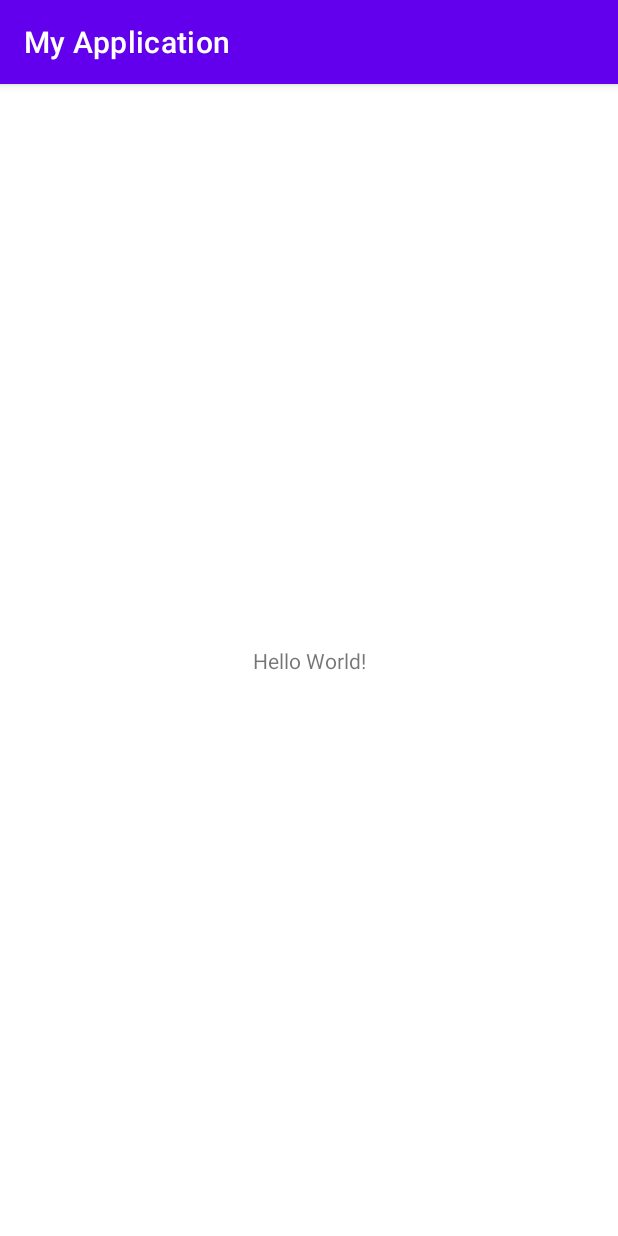
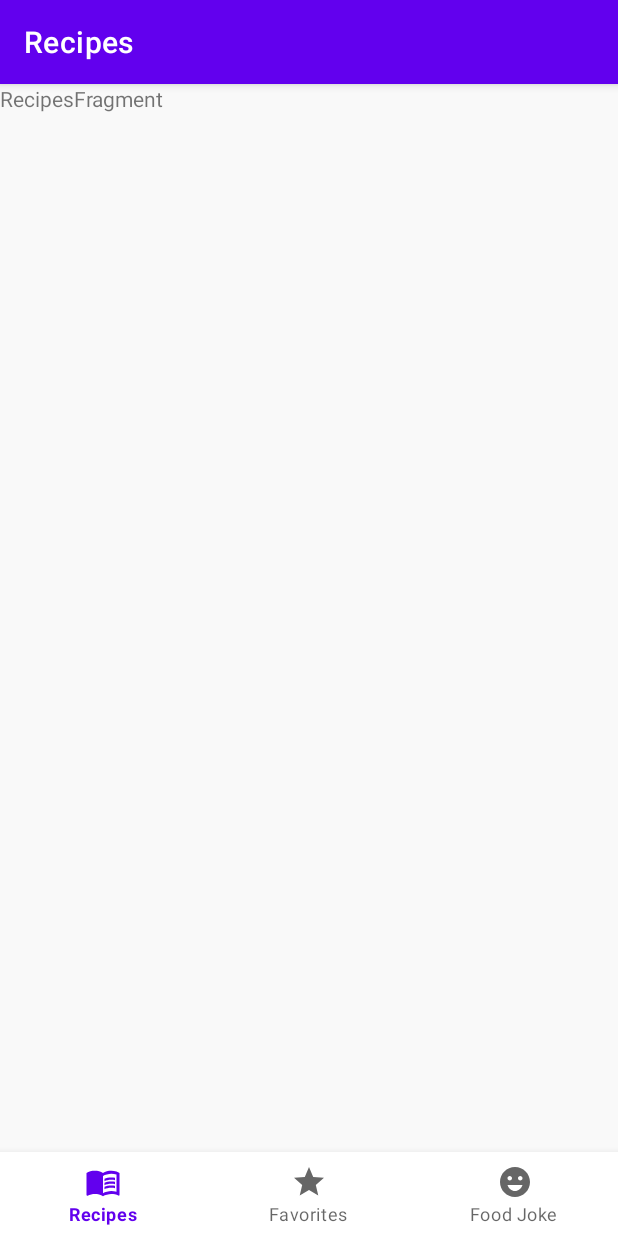
Before and after one commit to quydominh2410/RecipesApp, an Android app: the screen it shows after launch (MainActivity), on a phone screen of 412 x 824 dp. Run offline under Robolectric (Android 15) with nearby library versions, the phone set to English and light mode, and no system bars; our stand-ins replace navigation-ui.

Commit message:
setup navigation

```diff
--- a/app/src/main/AndroidManifest.xml
+++ b/app/src/main/AndroidManifest.xml
@@ -1,6 +1,9 @@
 <?xml version="1.0" encoding="utf-8"?>
 <manifest xmlns:android="http://schemas.android.com/apk/res/android"
     xmlns:tools="http://schemas.android.com/tools">
+
+    <uses-permission android:name="android.permission.INTERNET" />
+    <uses-permission android:name="android.permission.ACCESS_NETWORK_STATE"/>
 
     <application
         android:allowBackup="true"
--- a/app/src/main/java/com/qq/recipes/MainActivity.kt
+++ b/app/src/main/java/com/qq/recipes/MainActivity.kt
@@ -2,10 +2,30 @@ package com.qq.recipes
 
 import androidx.appcompat.app.AppCompatActivity
 import android.os.Bundle
+import androidx.navigation.NavController
+import androidx.navigation.findNavController
+import androidx.navigation.ui.AppBarConfiguration
+import androidx.navigation.ui.setupActionBarWithNavController
+import androidx.navigation.ui.setupWithNavController
+import kotlinx.android.synthetic.main.activity_main.*
 
 class MainActivity : AppCompatActivity() {
+
+    private lateinit var navController: NavController
+
     override fun onCreate(savedInstanceState: Bundle?) {
         super.onCreate(savedInstanceState)
         setContentView(R.layout.activity_main)
+
+        navController = findNavController(R.id.nav_host_fragment)
+        val appBarConfig = AppBarConfiguration(
+            setOf(R.id.recipesFragment, R.id.favoriteRecipesFragment, R.id.foodJokeFragment)
+        )
+        bottomNavigationView.setupWithNavController(navController)
+        setupActionBarWithNavController(navController, appBarConfig)
+    }
+
+    override fun onSupportNavigateUp(): Boolean {
+        return navController.navigateUp() || super.onSupportNavigateUp()
     }
 }
--- /dev/null
+++ b/app/src/main/java/com/qq/recipes/RecipesFragment.kt
@@ -0,0 +1,20 @@
+package com.qq.recipes
+
+import android.os.Bundle
+import androidx.fragment.app.Fragment
+import android.view.LayoutInflater
+import android.view.View
+import android.view.ViewGroup
+
+
+class RecipesFragment : Fragment() {
+
+    override fun onCreateView(
+        inflater: LayoutInflater, container: ViewGroup?,
+        savedInstanceState: Bundle?
+    ): View? {
+        // Inflate the layout for this fragment
+        return inflater.inflate(R.layout.fragment_recipes, container, false)
+    }
+
+}
--- /dev/null
+++ b/app/src/main/res/drawable/ic_emoji_emotions.xml
@@ -0,0 +1,5 @@
+<vector android:height="24dp" android:tint="#000000"
+    android:viewportHeight="24" android:viewportWidth="24"
+    android:width="24dp" xmlns:android="http://schemas.android.com/apk/res/android">
+    <path android:fillColor="@android:color/white" android:pathData="M11.99,2C6.47,2 2,6.48 2,12c0,5.52 4.47,10 9.99,10C17.52,22 22,17.52 22,12C22,6.48 17.52,2 11.99,2zM8.5,8C9.33,8 10,8.67 10,9.5S9.33,11 8.5,11S7,10.33 7,9.5S7.67,8 8.5,8zM12,18c-2.28,0 -4.22,-1.66 -5,-4h10C16.22,16.34 14.28,18 12,18zM15.5,11c-0.83,0 -1.5,-0.67 -1.5,-1.5S14.67,8 15.5,8S17,8.67 17,9.5S16.33,11 15.5,11z"/>
+</vector>
--- /dev/null
+++ b/app/src/main/res/drawable/ic_menu_book.xml
@@ -0,0 +1,8 @@
+<vector android:autoMirrored="true" android:height="24dp"
+    android:tint="#000000" android:viewportHeight="24"
+    android:viewportWidth="24" android:width="24dp" xmlns:android="http://schemas.android.com/apk/res/android">
+    <path android:fillColor="@android:color/white" android:pathData="M21,5c-1.11,-0.35 -2.33,-0.5 -3.5,-0.5c-1.95,0 -4.05,0.4 -5.5,1.5c-1.45,-1.1 -3.55,-1.5 -5.5,-1.5S2.45,4.9 1,6v14.65c0,0.25 0.25,0.5 0.5,0.5c0.1,0 0.15,-0.05 0.25,-0.05C3.1,20.45 5.05,20 6.5,20c1.95,0 4.05,0.4 5.5,1.5c1.35,-0.85 3.8,-1.5 5.5,-1.5c1.65,0 3.35,0.3 4.75,1.05c0.1,0.05 0.15,0.05 0.25,0.05c0.25,0 0.5,-0.25 0.5,-0.5V6C22.4,5.55 21.75,5.25 21,5zM21,18.5c-1.1,-0.35 -2.3,-0.5 -3.5,-0.5c-1.7,0 -4.15,0.65 -5.5,1.5V8c1.35,-0.85 3.8,-1.5 5.5,-1.5c1.2,0 2.4,0.15 3.5,0.5V18.5z"/>
+    <path android:fillColor="@android:color/white" android:pathData="M17.5,10.5c0.88,0 1.73,0.09 2.5,0.26V9.24C19.21,9.09 18.36,9 17.5,9c-1.7,0 -3.24,0.29 -4.5,0.83v1.66C14.13,10.85 15.7,10.5 17.5,10.5z"/>
+    <path android:fillColor="@android:color/white" android:pathData="M13,12.49v1.66c1.13,-0.64 2.7,-0.99 4.5,-0.99c0.88,0 1.73,0.09 2.5,0.26V11.9c-0.79,-0.15 -1.64,-0.24 -2.5,-0.24C15.8,11.66 14.26,11.96 13,12.49z"/>
+    <path android:fillColor="@android:color/white" android:pathData="M17.5,14.33c-1.7,0 -3.24,0.29 -4.5,0.83v1.66c1.13,-0.64 2.7,-0.99 4.5,-0.99c0.88,0 1.73,0.09 2.5,0.26v-1.52C19.21,14.41 18.36,14.33 17.5,14.33z"/>
+</vector>
--- /dev/null
+++ b/app/src/main/res/drawable/ic_star.xml
@@ -0,0 +1,5 @@
+<vector android:height="24dp" android:tint="#000000"
+    android:viewportHeight="24" android:viewportWidth="24"
+    android:width="24dp" xmlns:android="http://schemas.android.com/apk/res/android">
+    <path android:fillColor="@android:color/white" android:pathData="M12,17.27L18.18,21l-1.64,-7.03L22,9.24l-7.19,-0.61L12,2 9.19,8.63 2,9.24l5.46,4.73L5.82,21z"/>
+</vector>
--- a/app/src/main/res/layout/activity_main.xml
+++ b/app/src/main/res/layout/activity_main.xml
@@ -4,15 +4,31 @@
     xmlns:tools="http://schemas.android.com/tools"
     android:layout_width="match_parent"
     android:layout_height="match_parent"
+    android:background="@color/lightGray"
     tools:context=".MainActivity">
 
-    <TextView
-        android:layout_width="wrap_content"
+
+    <fragment
+        android:id="@+id/nav_host_fragment"
+        android:name="androidx.navigation.fragment.NavHostFragment"
+        android:layout_width="0dp"
+        android:layout_height="0dp"
+        app:defaultNavHost="true"
+        app:layout_constraintBottom_toTopOf="@+id/bottomNavigationView"
+        app:layout_constraintEnd_toEndOf="parent"
+        app:layout_constraintStart_toStartOf="parent"
+        app:layout_constraintTop_toTopOf="parent"
+        app:navGraph="@navigation/my_nav" />
+
+    <com.google.android.material.bottomnavigation.BottomNavigationView
+        android:id="@+id/bottomNavigationView"
+        android:layout_width="0dp"
         android:layout_height="wrap_content"
-        android:text="Hello World!"
         app:layout_constraintBottom_toBottomOf="parent"
         app:layout_constraintEnd_toEndOf="parent"
+        app:layout_constraintHorizontal_bias="0.5"
         app:layout_constraintStart_toStartOf="parent"
-        app:layout_constraintTop_toTopOf="parent" />
+        app:menu="@menu/bottom_nav_menu" />
+
 
 </androidx.constraintlayout.widget.ConstraintLayout>
--- /dev/null
+++ b/app/src/main/res/layout/fragment_recipes.xml
@@ -0,0 +1,14 @@
+<?xml version="1.0" encoding="utf-8"?>
+<FrameLayout xmlns:android="http://schemas.android.com/apk/res/android"
+    xmlns:tools="http://schemas.android.com/tools"
+    android:layout_width="match_parent"
+    android:layout_height="match_parent"
+    android:background="@color/lightGray"
+    tools:context=".RecipesFragment">
+
+    <TextView
+        android:layout_width="match_parent"
+        android:layout_height="match_parent"
+        android:text="RecipesFragment" />
+
+</FrameLayout>
--- /dev/null
+++ b/app/src/main/res/menu/bottom_nav_menu.xml
@@ -0,0 +1,15 @@
+<?xml version="1.0" encoding="utf-8"?>
+<menu xmlns:android="http://schemas.android.com/apk/res/android">
+    <item
+        android:id="@+id/recipesFragment"
+        android:icon="@drawable/ic_menu_book"
+        android:title="@string/recipes_fragment" />
+    <item
+        android:id="@+id/favoriteRecipesFragment"
+        android:icon="@drawable/ic_star"
+        android:title="@string/favorite_fragment" />
+    <item
+        android:id="@+id/foodJokeFragment"
+        android:icon="@drawable/ic_emoji_emotions"
+        android:title="@string/food_joke_fragment" />
+</menu>
--- /dev/null
+++ b/app/src/main/res/navigation/my_nav.xml
@@ -0,0 +1,23 @@
+<?xml version="1.0" encoding="utf-8"?>
+<navigation xmlns:android="http://schemas.android.com/apk/res/android"
+    xmlns:app="http://schemas.android.com/apk/res-auto"
+    xmlns:tools="http://schemas.android.com/tools"
+    android:id="@+id/my_nav"
+    app:startDestination="@id/recipesFragment">
+    <fragment
+        android:id="@+id/recipesFragment"
+        android:name="com.qq.recipes.RecipesFragment"
+        android:label="Recipes"
+        tools:layout="@layout/fragment_recipes" />
+    <fragment
+        android:id="@+id/favoriteRecipesFragment"
+        android:name="com.qq.recipes.FavoriteRecipesFragment"
+        android:label="Favorites"
+        tools:layout="@layout/fragment_favorite_recipes" />
+    <fragment
+        android:id="@+id/foodJokeFragment"
+        android:name="com.qq.recipes.FoodJokeFragment"
+        android:label="FoodJoke"
+        tools:layout="@layout/fragment_food_joke" />
+
+</navigation>
--- a/app/src/main/res/values/colors.xml
+++ b/app/src/main/res/values/colors.xml
@@ -5,6 +5,19 @@
     <color name="purple_700">#FF3700B3</color>
     <color name="teal_200">#FF03DAC5</color>
     <color name="teal_700">#FF018786</color>
-    <color name="black">#FF000000</color>
-    <color name="white">#FFFFFFFF</color>
+    <color name="colorPrimary">#6200EA</color>
+    <color name="colorPrimaryDark">#5502C8</color>
+    <color name="colorAccent">#9D46FF</color>
+
+    <color name="white">#FFFFFF</color>
+    <color name="lightGray">#F9F9F9</color>
+    <color name="mediumGray">#D1D1D1</color>
+    <color name="lightMediumGray">#80D1D1D1</color>
+    <color name="darkGray">#4B4B4B</color>
+    <color name="dark">#313C44</color>
+    <color name="darker">#151B20</color>
+    <color name="black">#000000</color>
+    <color name="red">#FF4646</color>
+    <color name="yellow">#FFC114</color>
+    <color name="green">#00C980</color>
 </resources>
--- a/app/src/main/res/values/strings.xml
+++ b/app/src/main/res/values/strings.xml
@@ -1,3 +1,7 @@
 <resources>
     <string name="app_name">My Application</string>
+    <string name="hello_blank_fragment">Hello blank fragment</string>
+    <string name="recipes_fragment">Recipes</string>
+    <string name="favorite_fragment">Favorites</string>
+    <string name="food_joke_fragment">Food Joke</string>
 </resources>
```
Also changed, not shown: app/src/main/java/com/qq/recipes/FavoriteRecipesFragment.kt (added, +20 -0 lines), app/src/main/java/com/qq/recipes/FoodJokeFragment.kt (added, +19 -0 lines), app/src/main/res/layout/fragment_favorite_recipes.xml (added, +14 -0 lines), app/src/main/res/layout/fragment_food_joke.xml (added, +14 -0 lines), 1 other file.
